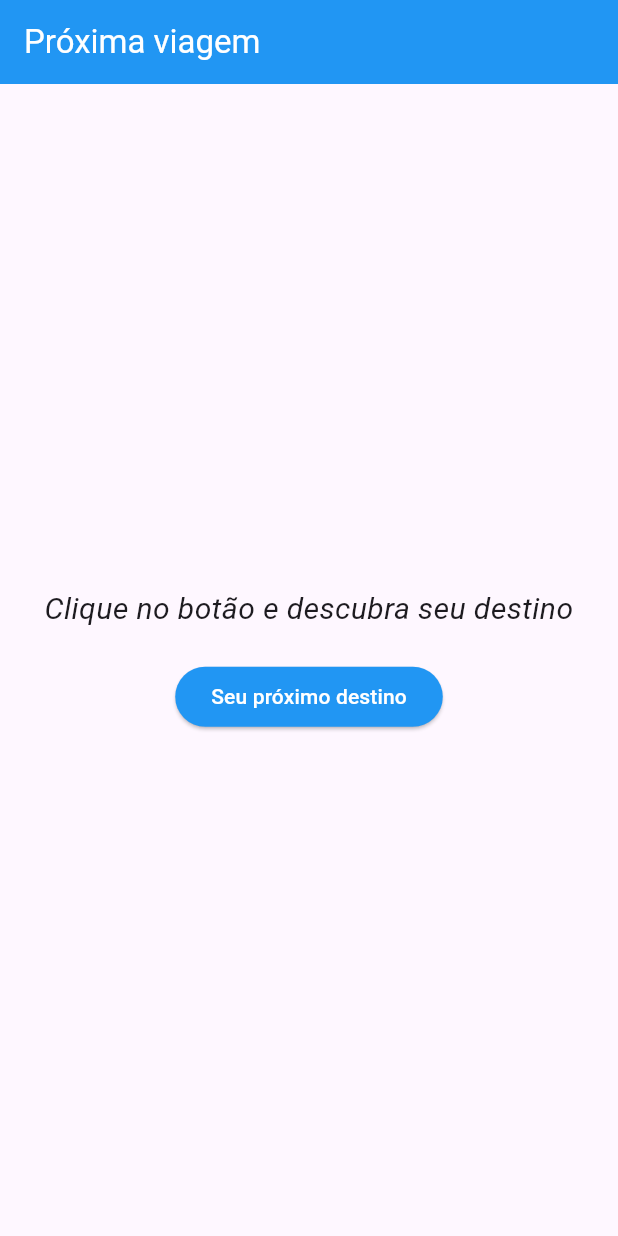
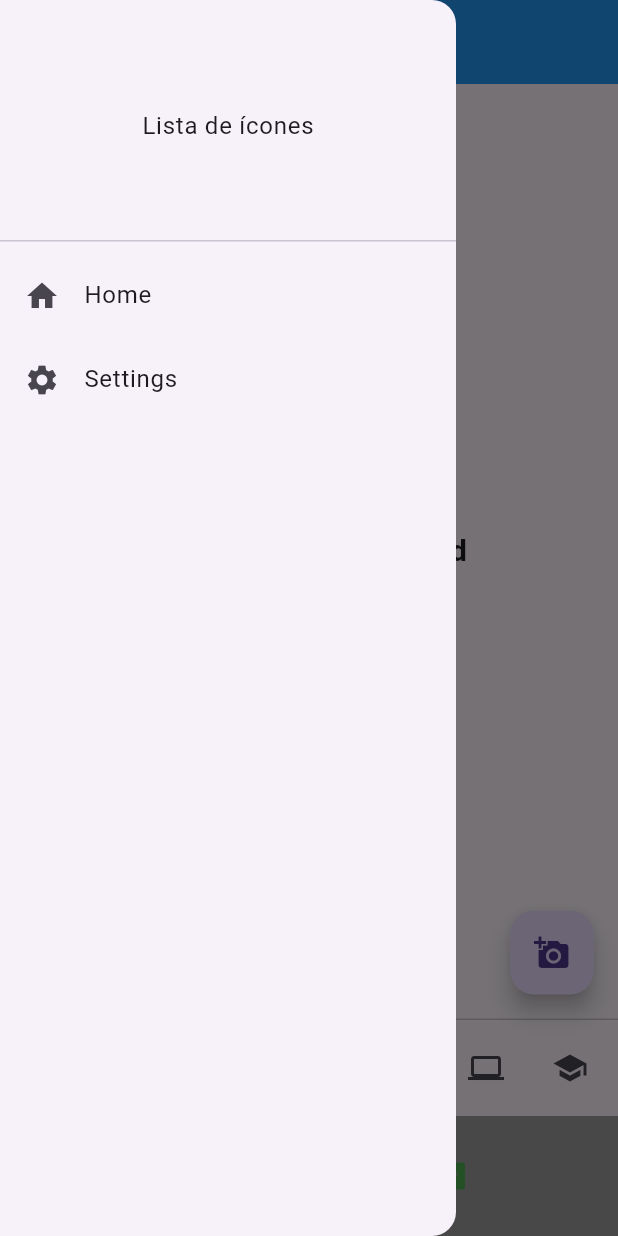
Before and after one commit to diegororiz7/projeto_inicial, a Flutter app: the screen it shows after launch, with the side drawer open (before the commit the screen has no drawer), on a phone screen of 412 x 824 dp. Run offline on Flutter 3.47's test engine with Material 3 defaults, Android fonts, the phone set to English and light mode, and no system bars.

Commit message:
Aula 08-09-2025

```diff
--- a/lib/main.dart
+++ b/lib/main.dart
@@ -1,6 +1,4 @@
-// ignore_for_file: unused_import, use_key_in_widget_constructors, unused_local_variable, sort_child_properties_last
-
-import 'dart:math';
+// ignore_for_file: avoid_print
 
 import 'package:flutter/material.dart';
 
@@ -8,62 +6,117 @@ void main() {
   runApp(MyApp());
 }
 
-class MyApp extends StatefulWidget {
-  @override
-  State<MyApp> createState() => _MyAppState();
-}
-
-class _MyAppState extends State<MyApp> {
-  final List<String> destinos = [
-    'Maragogi',
-    'Alexandria',
-    'Gramado',
-    'Sem viagem por enquanto',
-  ];
-
-  String fraseAtual = 'Clique no botão e descubra seu destino';
-
-  void gerarDestino() {
-    final random = Random();
-    setState(() {
-      fraseAtual = destinos[random.nextInt(destinos.length)];
-    });
-  }
+class MyApp extends StatelessWidget {
+  const MyApp({super.key});
 
   @override
   Widget build(BuildContext context) {
     return MaterialApp(
+      title: 'Scaffold Demo',
       debugShowCheckedModeBanner: false,
-      home: Scaffold(
+      theme: ThemeData(primarySwatch: Colors.blue),
+      home: MyHomePage(),
+    );
+  }
+}
+
+class MyHomePage extends StatefulWidget {
+  const MyHomePage({super.key});
+
+  @override
+  State<MyHomePage> createState() => _MyHomePageState();
+}
+
+class _MyHomePageState extends State<MyHomePage> {
+  @override
+  Widget build(BuildContext context) {
+    return Scaffold(
       appBar: AppBar(
-          title: Text('Próxima viagem', style: TextStyle(color: Colors.white)),
+        title: Text(
+          'Scaffold e Widgets',
+          style: TextStyle(color: Colors.white),
+        ),
+        centerTitle: true,
         backgroundColor: Colors.blue,
       ),
-        body: Padding(
-          padding: const EdgeInsets.all(24),
-          child: Center(
-            child: Column(
-              mainAxisAlignment: MainAxisAlignment.center,
+
+      drawer: Drawer(
+        child: ListView(
           children: [
-                Text(
-                  fraseAtual,
-                  style: TextStyle(fontSize: 20, fontStyle: FontStyle.italic),
-                  textAlign: TextAlign.center,
+            DrawerHeader(child: Center(child: Text('Lista de ícones'))),
+            ListTile(
+              leading: Icon(Icons.home),
+              title: Text('Home'),
+              onTap: () {
+                print('Clicou em Home');
+              },
             ),
-                SizedBox(height: 20),
-                ElevatedButton(
-                  onPressed: gerarDestino,
-                  child: Text(
-                    'Seu próximo destino',
-                    style: TextStyle(color: Colors.white),
-                  ),
-                  style: ElevatedButton.styleFrom(backgroundColor: Colors.blue),
+            ListTile(
+              leading: Icon(Icons.settings),
+              title: Text('Settings'),
+              onTap: () {
+                print('Clicou em Settings');
+              },
             ),
           ],
         ),
       ),
+
+      body: Center(
+        child: Text(
+          'Bem-vindo ao Scaffold',
+          style: TextStyle(fontSize: 20, fontWeight: FontWeight.bold),
         ),
       ),
+
+      floatingActionButton: FloatingActionButton(
+        child: Icon(Icons.add_a_photo),
+        onPressed: () {
+          ScaffoldMessenger.of(
+            context,
+          ).showSnackBar(SnackBar(content: Text('Foto tirada!')));
+        },
+      ),
+
+      bottomNavigationBar: BottomAppBar(
+        color: Colors.grey,
+        child: Row(
+          mainAxisAlignment: MainAxisAlignment.spaceAround,
+          children: [
+            IconButton(
+              icon: Icon(Icons.alarm, color: Colors.red),
+              onPressed: () {
+                ScaffoldMessenger.of(
+                  context,
+                ).showSnackBar(SnackBar(content: Text('Alarme acionado!')));
+              },
+            ),
+            IconButton(
+              icon: Icon(Icons.gif_box, color: Colors.green),
+              onPressed: () {
+                ScaffoldMessenger.of(
+                  context,
+                ).showSnackBar(SnackBar(content: Text('Caixa acionada!')));
+              },
+            ),
+          ],
+        ),
+      ),
+
+      persistentFooterButtons: [
+        IconButton(
+          icon: Icon(Icons.laptop),
+          onPressed: () {
+            print('ADS');
+          },
+        ),
+        IconButton(
+          icon: Icon(Icons.school),
+          onPressed: () {
+            print('FASM');
+          },
+        ),
+      ],
     );
   }
 }
```
Also changed, not shown: lib/app_viagem.dart (added, +69 -0 lines), 1 other file. Lines whose indentation alone changed are shown as unchanged.
